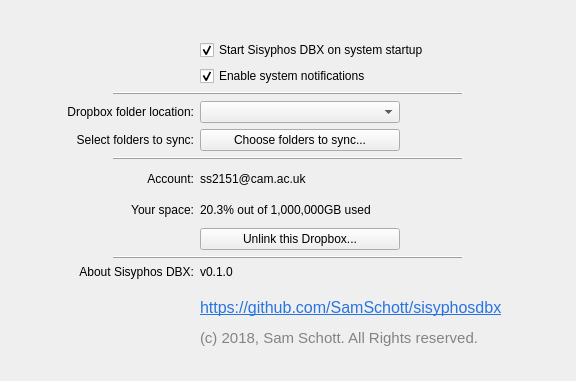
Above: sisyphosdbx/gui/settings.ui from samschott/maestral before the change. Below: the same form after it.
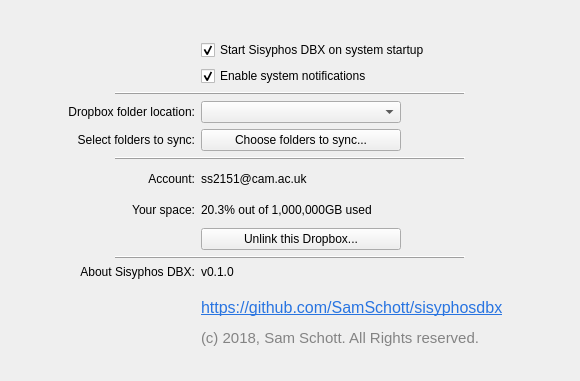
That is the form after the change.

What changed in the file:
```diff
--- a/sisyphosdbx/gui/settings.ui
+++ b/sisyphosdbx/gui/settings.ui
@@ -6,7 +6,7 @@
    <rect>
     <x>0</x>
     <y>0</y>
-    <width>576</width>
+    <width>580</width>
     <height>381</height>
    </rect>
   </property>
```
Left out of the diff: 10 changed lines with no effect on the pictures.
